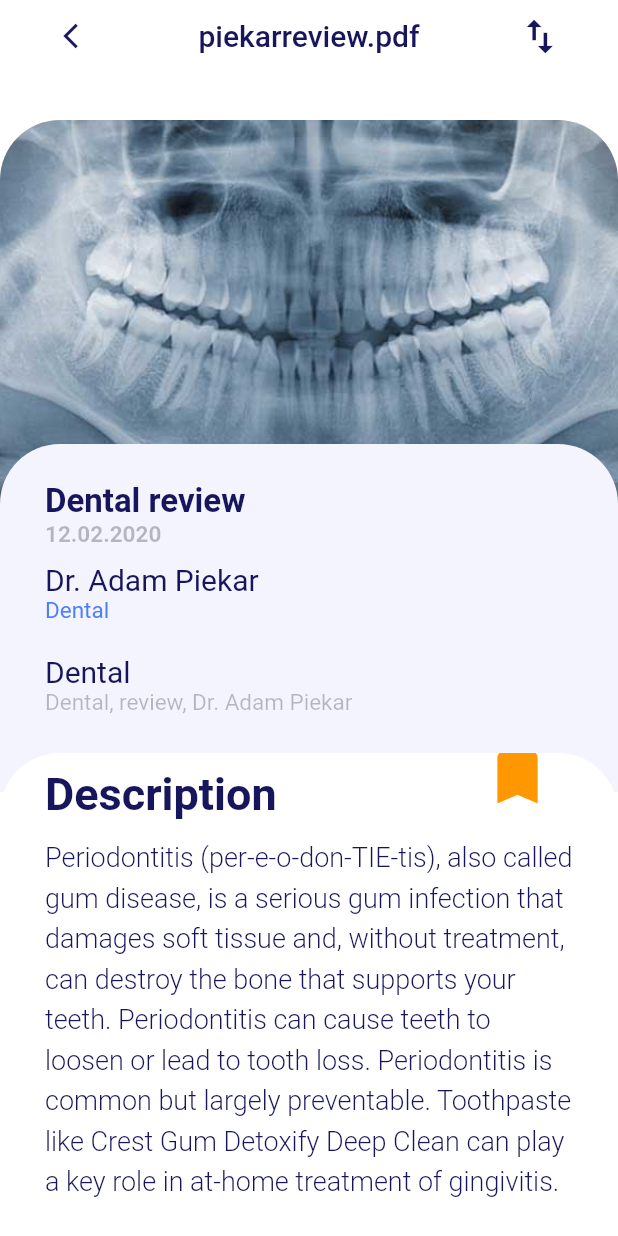
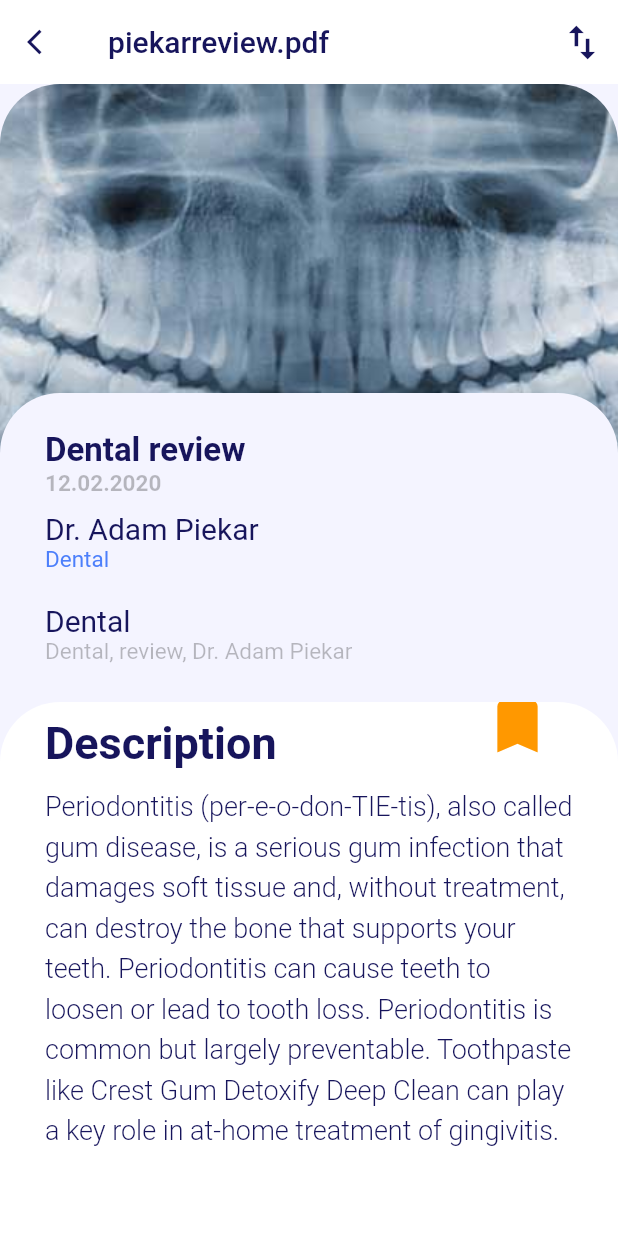
Before and after one commit to jsofosu/Med-UI, a Flutter app: the screen it shows after launch, after a tap on "periodontitis", on a phone screen of 412 x 824 dp. Run offline on Flutter 3.47's test engine with Material 2 defaults, Android fonts, the phone set to English and light mode, and no system bars; Roboto replaces fonts that are missing (ProductSans).

Commit message:
Update second.dart

```diff
--- a/lib/screens/second.dart
+++ b/lib/screens/second.dart
@@ -8,12 +8,38 @@ class Second extends StatelessWidget {
   @override
   Widget build(BuildContext context) {
     return Scaffold(
+      appBar: AppBar(
         backgroundColor: Colors.white,
-      body: Stack(children: <Widget>[
-        Positioned(
-          top: 80,
-          child: Container(
-            height: (MediaQuery.of(context).size.height / 3) + 10,
+        elevation: 0,
+        leading: IconButton(
+            icon: Icon(Icons.arrow_back_ios, color: Color(0xff17155c)),
+            onPressed: () {
+              Navigator.pop(context);
+            },
+            iconSize: 20),
+        title: Text(
+          file.filename,
+          style: TextStyle(
+              fontSize: 20,
+              color: Color(0xff17155c),
+              fontWeight: FontWeight.w500),
+        ),
+        actions: [
+          IconButton(
+              icon: Icon(Icons.swap_vert, color: Color(0xff17155c)),
+              onPressed: null,
+              iconSize: 30),
+        ],
+      ),
+      backgroundColor: color,
+      body: SingleChildScrollView(
+        child: Column(
+          children: <Widget>[
+            Stack(
+              alignment: AlignmentDirectional.bottomCenter,
+              children: [
+                Container(
+                  height: (MediaQuery.of(context).size.height / 2),
                   width: MediaQuery.of(context).size.width,
                   decoration: BoxDecoration(
                     borderRadius: BorderRadius.only(
@@ -21,52 +47,22 @@ class Second extends StatelessWidget {
                       topRight: Radius.circular(40),
                     ),
                     image: DecorationImage(
-                    image: AssetImage(file.fileimage), fit: BoxFit.cover)),
-          ),
-        ),
-        SafeArea(
-          child: Align(
-            alignment: Alignment.topLeft,
-            child: Column(
-              children: <Widget>[
-                // SizedBox(height:10),
-                Row(
-                  mainAxisAlignment: MainAxisAlignment.spaceAround,
-                  children: <Widget>[
-                    IconButton(
-                        icon: Icon(Icons.arrow_back_ios,
-                            color: Color(0xff17155c)),
-                        onPressed: () {
-                          Navigator.pop(context);
-                        },
-                        iconSize: 20),
-                    Text(
-                      file.filename,
-                      style: TextStyle(
-                          fontSize: 20,
-                          color: Color(0xff17155c),
-                          fontWeight: FontWeight.w500),
-                    ),
-                    IconButton(
-                        icon: Icon(Icons.swap_vert, color: Color(0xff17155c)),
-                        onPressed: null,
-                        iconSize: 30),
-                  ],
-                ),
-              ],
+                      alignment: Alignment.center,
+                      image: AssetImage(file.fileimage),
+                      fit: BoxFit.cover,
                     ),
                   ),
                 ),
-        Align(
-          alignment: Alignment.centerLeft,
-          child: Container(
+                Container(
+                  margin: EdgeInsets.only(top: 20),
                   decoration: BoxDecoration(
                     borderRadius: BorderRadius.only(
-                  topLeft: Radius.circular(40), topRight: Radius.circular(40)),
+                        topLeft: Radius.circular(40),
+                        topRight: Radius.circular(40)),
                     color: color,
                   ),
                   width: MediaQuery.of(context).size.width,
-            height: (MediaQuery.of(context).size.height / 2) - 180,
+                  height: (MediaQuery.of(context).size.height / 4),
                   child: Padding(
                     padding: EdgeInsets.only(
                       left: 30,
@@ -110,21 +106,26 @@ class Second extends StatelessWidget {
                             height: 20,
                           ),
                           Text(file.consult,
-                        style:
-                            TextStyle(fontSize: 20, color: Color(0xff17155c))),
-                    Text(file.consult + ', ' + 'review' + ', ' + file.physician,
-                        style: TextStyle(fontSize: 15, color: Colors.black26)),
+                              style: TextStyle(
+                                  fontSize: 20, color: Color(0xff17155c))),
+                          Text(
+                              file.consult +
+                                  ', ' +
+                                  'review' +
+                                  ', ' +
+                                  file.physician,
+                              style: TextStyle(
+                                  fontSize: 15, color: Colors.black26)),
                           SizedBox(
                             height: 20,
                           ),
                         ]),
                   ),
                 ),
+              ],
             ),
-        Align(
-          alignment: Alignment.bottomLeft,
-          child: Container(
-              height: (MediaQuery.of(context).size.height / 2) - 90,
+            Container(
+                height: (MediaQuery.of(context).size.height / 2) - 10,
                 width: (MediaQuery.of(context).size.width),
                 decoration: BoxDecoration(
                   borderRadius: BorderRadius.only(
@@ -171,9 +172,10 @@ class Second extends StatelessWidget {
                       ),
                     ),
                   )
-              ])),
-        )
-      ]),
+                ]))
+          ],
+        ),
+      ),
     );
   }
 }
```
Lines whose indentation alone changed are shown as unchanged.
